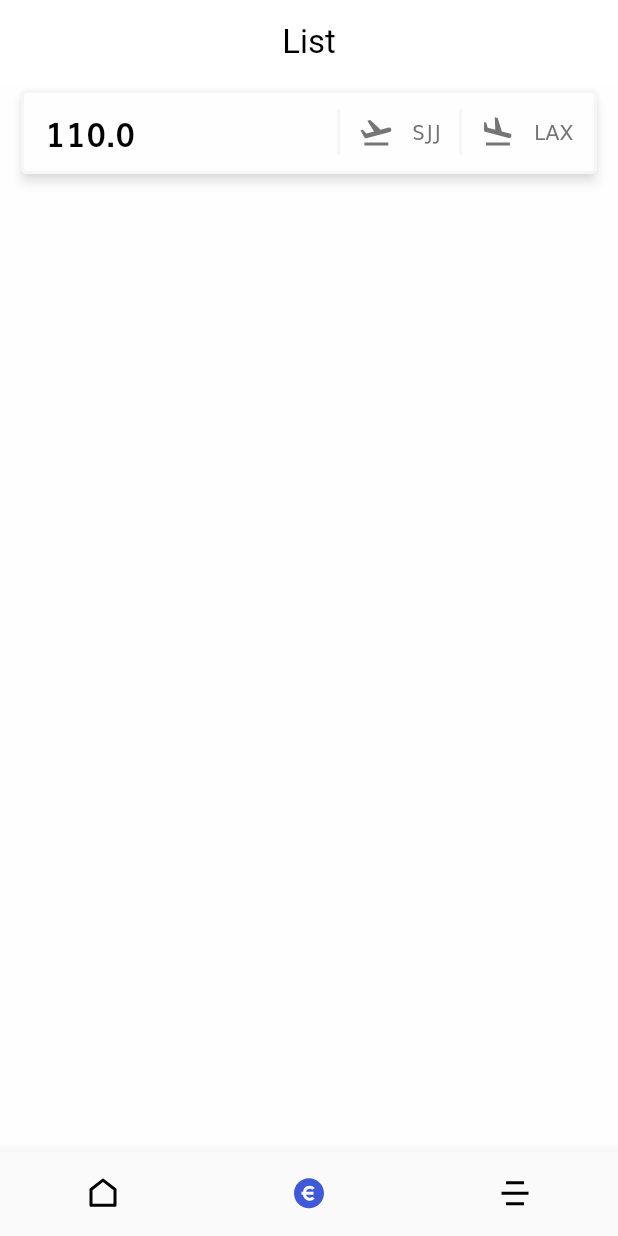
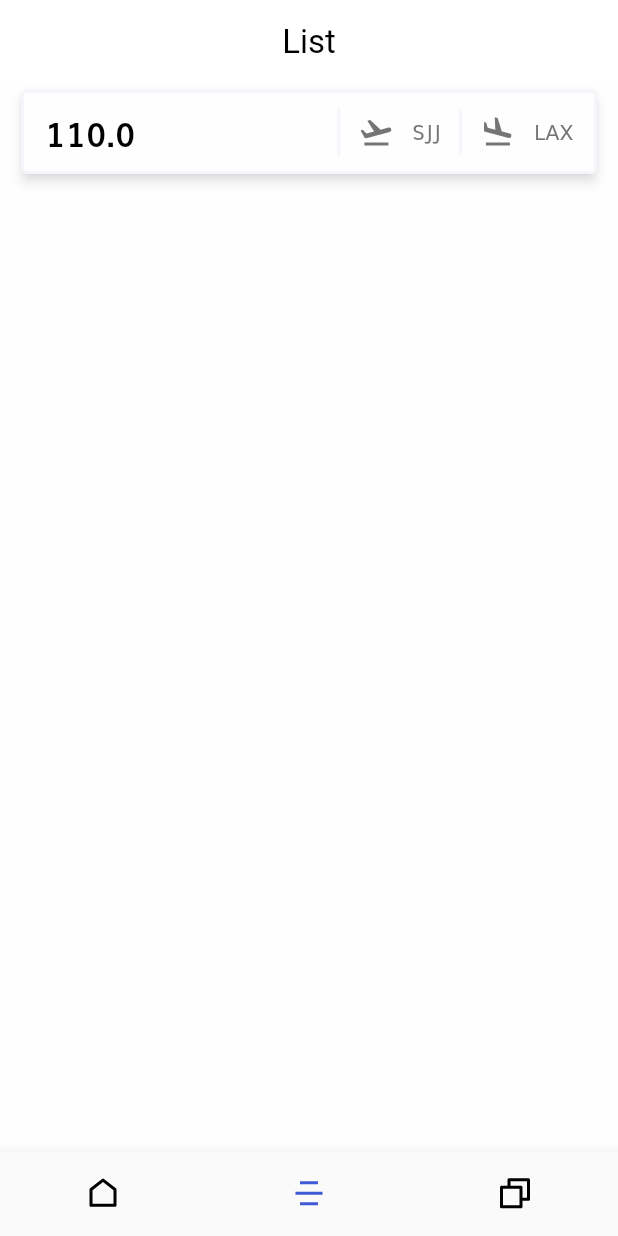
Before and after one commit to a5mir/af-calculator, a Flutter app: the screen it shows after launch, swiped to page 2, on a phone screen of 412 x 824 dp. Run offline on Flutter 3.47's test engine with Material 2 defaults, Android fonts, the phone set to English and light mode, and no system bars; our stand-ins replace flutter_svg; missing offline and left inert: forex_conversion.

Commit message:
small fix

```diff
--- a/lib/screens/home/components/body.dart
+++ b/lib/screens/home/components/body.dart
@@ -497,8 +497,8 @@ class _BodyState extends State<Body> {
   Offer? createOffer() {
     if (checkValue() == true) {
       return Offer(
-          aol: _aolController.text,
-          aod: _aodController.text,
+          aol: _aolController.text.trim().toUpperCase(),
+          aod: _aodController.text.trim().toUpperCase(),
           af: double.parse(_afController.text),
           cw: double.parse(_cwController.text),
           oc: double.parse(_ocController.text),
--- a/lib/screens/home/home_screen.dart
+++ b/lib/screens/home/home_screen.dart
@@ -65,19 +65,19 @@ class _HomeScreenState extends State<HomeScreen> {
                 color: kPrimaryColor,
               )),
           BottomNavigationBarItem(
-              icon: SvgPicture.asset("assets/icons/Coins.svg",
+              icon: SvgPicture.asset("assets/icons/List.svg",
                   color: Colors.black),
-              label: 'Charges',
+              label: 'List',
               activeIcon: SvgPicture.asset(
-                "assets/icons/CoinsB.svg",
+                "assets/icons/List.svg",
                 color: kPrimaryColor,
               )),
           BottomNavigationBarItem(
-              icon: SvgPicture.asset("assets/icons/List.svg",
+              icon: SvgPicture.asset("assets/icons/Box.svg",
                   color: Colors.black),
               label: 'Weight',
               activeIcon: SvgPicture.asset(
-                "assets/icons/List.svg",
+                "assets/icons/BoxB.svg",
                 color: kPrimaryColor,
               )),
         ],
--- a/lib/screens/list/list_screen.dart
+++ b/lib/screens/list/list_screen.dart
@@ -38,7 +38,7 @@ class _ListScreenState extends State<ListScreen> {
                 color: kBackgroundColor,
                 child: ListTile(
                   onTap: (){},
-                  leading: Text(offer.value.toString(), style: TextStyle(fontSize: getProportionateScreenWidth(20), fontWeight: FontWeight.bold, color: Colors.black),),
+                  leading: Container(width: getProportionateScreenWidth(120),child: Text(offer.value.toString(), overflow: TextOverflow.fade, maxLines: 1, softWrap: false , style: TextStyle(fontSize: getProportionateScreenWidth(20), fontWeight: FontWeight.bold, color: Colors.black),)),
                   trailing: IntrinsicHeight(
                     child: Wrap(
                       crossAxisAlignment: WrapCrossAlignment.center,
```
Also changed, not shown: assets/icons/Box.svg (added), assets/icons/BoxB.svg (added).
